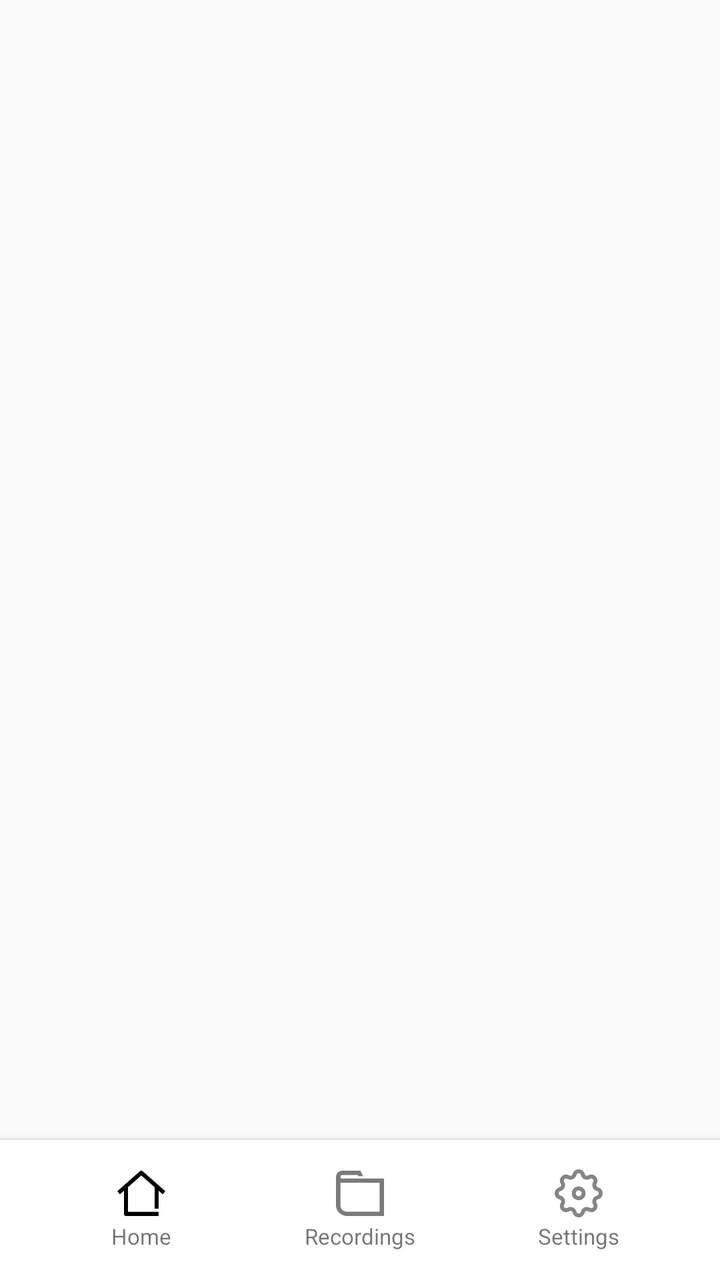
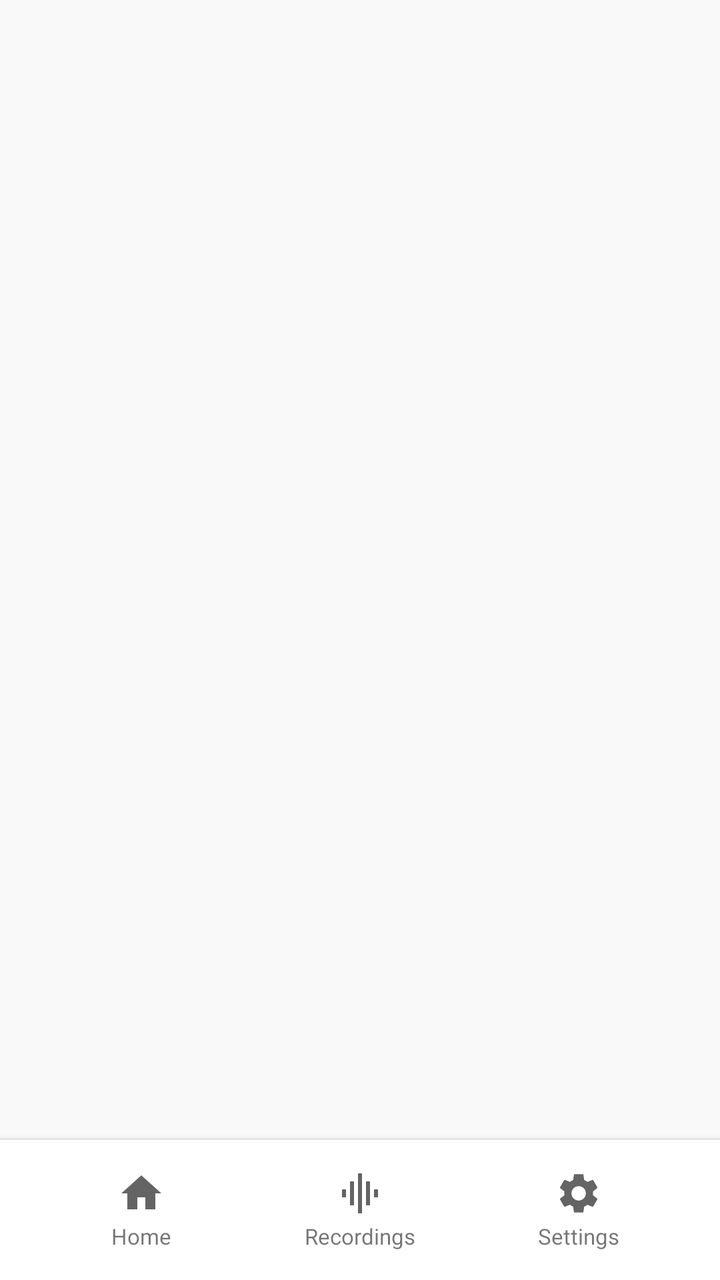

Screens rendered from an Android XML layout before and after an edit, with the pre-edit source and the edit as a unified diff.
<!-- AndroidManifest.xml: application theme Theme.PlaudBridge -->
<!-- res/layout/activity_main.xml -->
<?xml version="1.0" encoding="utf-8"?>
<androidx.coordinatorlayout.widget.CoordinatorLayout xmlns:android="http://schemas.android.com/apk/res/android"
    xmlns:app="http://schemas.android.com/apk/res-auto"
    android:id="@+id/mainRoot"
    android:layout_width="match_parent"
    android:layout_height="match_parent"
    android:background="@color/bg_primary">

    <LinearLayout
        android:layout_width="match_parent"
        android:layout_height="match_parent"
        android:orientation="vertical">

        
        <FrameLayout
            android:id="@+id/fragmentContainer"
            android:layout_width="match_parent"
            android:layout_height="0dp"
            android:layout_weight="1" />

        <View
            android:layout_width="match_parent"
            android:layout_height="1dp"
            android:background="@color/separator" />

        
        <LinearLayout
            android:id="@+id/tabBar"
            android:layout_width="match_parent"
            android:layout_height="wrap_content"
            android:background="@color/white"
            android:baselineAligned="false"
            android:elevation="8dp"
            android:gravity="center"
            android:orientation="horizontal"
            android:paddingStart="16dp"
            android:paddingTop="6dp"
            android:paddingEnd="16dp"
            android:paddingBottom="6dp">

            
            <LinearLayout
                android:id="@+id/tabHome"
                android:layout_width="0dp"
                android:layout_height="54dp"
                android:layout_margin="2dp"
                android:layout_weight="1"
                android:gravity="center"
                android:orientation="vertical">

                <ImageView
                    android:id="@+id/tabHomeIcon"
                    android:layout_width="24dp"
                    android:layout_height="24dp"
                    android:contentDescription="@null"
                    android:src="@drawable/ic_home" />

                <TextView
                    android:id="@+id/tabHomeLabel"
                    android:layout_width="wrap_content"
                    android:layout_height="wrap_content"
                    android:layout_marginTop="2dp"
                    android:fontFamily="sans-serif"
                    android:text="@string/home"
                    android:textSize="11sp" />
            </LinearLayout>

            
            <LinearLayout
                android:id="@+id/tabRecordings"
                android:layout_width="0dp"
                android:layout_height="54dp"
                android:layout_margin="2dp"
                android:layout_weight="1"
                android:gravity="center"
                android:orientation="vertical">

                <ImageView
                    android:id="@+id/tabRecordingsIcon"
                    android:layout_width="24dp"
                    android:layout_height="24dp"
                    android:contentDescription="@null"
                    android:src="@drawable/ic_files" />

                <TextView
                    android:id="@+id/tabRecordingsLabel"
                    android:layout_width="wrap_content"
                    android:layout_height="wrap_content"
                    android:layout_marginTop="2dp"
                    android:fontFamily="sans-serif"
                    android:text="@string/recordings"
                    android:textSize="11sp" />
            </LinearLayout>

            
            <LinearLayout
                android:id="@+id/tabSettings"
                android:layout_width="0dp"
                android:layout_height="54dp"
                android:layout_margin="2dp"
                android:layout_weight="1"
                android:gravity="center"
                android:orientation="vertical">

                <ImageView
                    android:id="@+id/tabSettingsIcon"
                    android:layout_width="24dp"
                    android:layout_height="24dp"
                    android:contentDescription="@null"
                    android:src="@drawable/ic_settings" />

                <TextView
                    android:id="@+id/tabSettingsLabel"
                    android:layout_width="wrap_content"
                    android:layout_height="wrap_content"
                    android:layout_marginTop="2dp"
                    android:fontFamily="sans-serif"
                    android:text="@string/settings"
                    android:textSize="11sp" />
            </LinearLayout>
        </LinearLayout>
    </LinearLayout>

</androidx.coordinatorlayout.widget.CoordinatorLayout>
<!-- resources referenced by this layout -->
<resources>
  <color name="bg_primary">#F9F9F9</color>
  <color name="separator">#EBEBEB</color>
  <color name="white">#FFFFFF</color>
  <!-- drawable ic_files (drawable) -->
  <?xml version="1.0" encoding="utf-8"?>
  <vector xmlns:android="http://schemas.android.com/apk/res/android"
      android:width="17dp"
      android:height="16dp"
      android:viewportWidth="16.543"
      android:viewportHeight="15.8994">
      <path
          android:pathData="M8.59082,0.396484L9.39453,1.89648H7.69238L7.48047,1.5H2.11719C1.77645,1.50041 1.5,1.77733 1.5,2.11816C1.50031,2.45217 1.76617,2.72267 2.09766,2.7334H16.543V15.8994H3.75C1.67915,15.8992 9.34528e-05,14.2203 0,12.1494V2.15723H0.00195312C0.00171407,2.14422 3.57763e-06,2.13122 0,2.11816C0,0.948907 0.948026,0.000406682 2.11719,0H8.37891L8.59082,0.396484ZM1.5,12.1494C1.50009,13.3919 2.50758,14.3992 3.75,14.3994H15.043V4.2334H7.92969V4.23535H2.11719C2.10413,4.23535 2.09113,4.23364 2.07812,4.2334H2.07617C2.01791,4.23339 1.96033,4.22968 1.90332,4.22461C1.90071,4.22435 1.89812,4.22391 1.89551,4.22363C1.75967,4.21102 1.62715,4.18609 1.5,4.14941V12.1494Z"
          android:fillColor="#7A7A7A" />
  </vector>
  <!-- drawable ic_home (drawable) -->
  <?xml version="1.0" encoding="utf-8"?>
  <vector xmlns:android="http://schemas.android.com/apk/res/android"
      android:width="18dp"
      android:height="17dp"
      android:viewportWidth="17.9746"
      android:viewportHeight="16.5001">
      <path
          android:pathData="M8.47363,0.180716C8.75374,-0.0594824 9.16727,-0.0603397 9.44824,0.178763L17.9746,7.44536L17.002,8.58697L15.4658,7.2774V13.8399H13.9658V5.99908L8.96289,1.73638L3.99414,5.9981V15.0001H15.4375V16.5001H3.24414C2.82993,16.5001 2.49414,16.1643 2.49414,15.7501V7.28423L0.976562,8.58599L0,7.44732L8.47363,0.180716Z"
          android:fillColor="#000000" />
  </vector>
  <!-- drawable ic_settings: vector/xml drawable (drawable, 2565 chars, omitted) -->
  <style name="Theme.PlaudBridge" parent="Theme.MaterialComponents.Light.NoActionBar">
          <item name="colorPrimary">#1F1F1F</item>
          <item name="colorPrimaryVariant">#1F1F1F</item>
          <item name="colorOnPrimary">#FFFFFF</item>
          <item name="colorSecondary">#6CAE85</item>
          <item name="colorOnSecondary">#FFFFFF</item>
          <item name="android:windowBackground">@color/bg_primary</item>
          <item name="android:statusBarColor">@color/bg_primary</item>
          <item name="android:windowLightStatusBar">true</item>
          <item name="windowActionBar">false</item>
          <item name="windowNoTitle">true</item>
      </style>
  <!-- unchanged entries left out for length: 3 -->
</resources>

<!-- the commit's change to res/layout/activity_main.xml (unified diff, before → after) -->
@@ -4,7 +4,7 @@
     android:id="@+id/mainRoot"
     android:layout_width="match_parent"
     android:layout_height="match_parent"
-    android:background="@color/bg_primary">
+    android:background="?android:attr/colorBackground">
 
     <LinearLayout
         android:layout_width="match_parent"
@@ -21,14 +21,14 @@
         <View
             android:layout_width="match_parent"
             android:layout_height="1dp"
-            android:background="@color/separator" />
+            android:background="?attr/pbColorDivider" />
 
         
         <LinearLayout
             android:id="@+id/tabBar"
             android:layout_width="match_parent"
             android:layout_height="wrap_content"
-            android:background="@color/white"
+            android:background="?attr/colorSurface"
             android:baselineAligned="false"
             android:elevation="8dp"
             android:gravity="center"
@@ -80,7 +80,7 @@
                     android:layout_width="24dp"
                     android:layout_height="24dp"
                     android:contentDescription="@null"
-                    android:src="@drawable/ic_files" />
+                    android:src="@drawable/ic_recordings" />
 
                 <TextView
                     android:id="@+id/tabRecordingsLabel"
<!-- resource entries referenced after the edit -->
@@ -1,42 +1,155 @@
 <!-- resources referenced by this layout -->
 <resources>
-  <color name="bg_primary">#F9F9F9</color>
-  <color name="separator">#EBEBEB</color>
-  <color name="white">#FFFFFF</color>
-  <!-- drawable ic_files (drawable) -->
-  <?xml version="1.0" encoding="utf-8"?>
-  <vector xmlns:android="http://schemas.android.com/apk/res/android"
-      android:width="17dp"
-      android:height="16dp"
-      android:viewportWidth="16.543"
-      android:viewportHeight="15.8994">
-      <path
-          android:pathData="M8.59082,0.396484L9.39453,1.89648H7.69238L7.48047,1.5H2.11719C1.77645,1.50041 1.5,1.77733 1.5,2.11816C1.50031,2.45217 1.76617,2.72267 2.09766,2.7334H16.543V15.8994H3.75C1.67915,15.8992 9.34528e-05,14.2203 0,12.1494V2.15723H0.00195312C0.00171407,2.14422 3.57763e-06,2.13122 0,2.11816C0,0.948907 0.948026,0.000406682 2.11719,0H8.37891L8.59082,0.396484ZM1.5,12.1494C1.50009,13.3919 2.50758,14.3992 3.75,14.3994H15.043V4.2334H7.92969V4.23535H2.11719C2.10413,4.23535 2.09113,4.23364 2.07812,4.2334H2.07617C2.01791,4.23339 1.96033,4.22968 1.90332,4.22461C1.90071,4.22435 1.89812,4.22391 1.89551,4.22363C1.75967,4.21102 1.62715,4.18609 1.5,4.14941V12.1494Z"
-          android:fillColor="#7A7A7A" />
-  </vector>
   <!-- drawable ic_home (drawable) -->
   <?xml version="1.0" encoding="utf-8"?>
   <vector xmlns:android="http://schemas.android.com/apk/res/android"
-      android:width="18dp"
-      android:height="17dp"
-      android:viewportWidth="17.9746"
-      android:viewportHeight="16.5001">
+      android:width="24dp"
+      android:height="24dp"
+      android:viewportWidth="24"
+      android:viewportHeight="24"
+      android:tint="?attr/colorControlNormal">
       <path
-          android:pathData="M8.47363,0.180716C8.75374,-0.0594824 9.16727,-0.0603397 9.44824,0.178763L17.9746,7.44536L17.002,8.58697L15.4658,7.2774V13.8399H13.9658V5.99908L8.96289,1.73638L3.99414,5.9981V15.0001H15.4375V16.5001H3.24414C2.82993,16.5001 2.49414,16.1643 2.49414,15.7501V7.28423L0.976562,8.58599L0,7.44732L8.47363,0.180716Z"
-          android:fillColor="#000000" />
+          android:fillColor="@android:color/white"
+          android:pathData="M10,20v-6h4v6h5v-8h3L12,3 2,12h3v8z" />
   </vector>
-  <!-- drawable ic_settings: vector/xml drawable (drawable, 2565 chars, omitted) -->
-  <style name="Theme.PlaudBridge" parent="Theme.MaterialComponents.Light.NoActionBar">
-          <item name="colorPrimary">#1F1F1F</item>
-          <item name="colorPrimaryVariant">#1F1F1F</item>
-          <item name="colorOnPrimary">#FFFFFF</item>
-          <item name="colorSecondary">#6CAE85</item>
-          <item name="colorOnSecondary">#FFFFFF</item>
-          <item name="android:windowBackground">@color/bg_primary</item>
-          <item name="android:statusBarColor">@color/bg_primary</item>
-          <item name="android:windowLightStatusBar">true</item>
+  <!-- drawable ic_recordings (drawable) -->
+  <?xml version="1.0" encoding="utf-8"?>
+  <vector xmlns:android="http://schemas.android.com/apk/res/android"
+      android:width="24dp"
+      android:height="24dp"
+      android:viewportWidth="24"
+      android:viewportHeight="24"
+      android:tint="?attr/colorControlNormal">
+      <path
+          android:fillColor="@android:color/white"
+          android:pathData="M7,18h2V6H7v12zm4,4h2V2h-2v20zm-8,-8h2v-4H3v4zm12,4h2V6h-2v12zm4,-8v4h2v-4h-2z" />
+  </vector>
+  <!-- drawable ic_settings (drawable) -->
+  <?xml version="1.0" encoding="utf-8"?>
+  <vector xmlns:android="http://schemas.android.com/apk/res/android"
+      android:width="24dp"
+      android:height="24dp"
+      android:viewportWidth="24"
+      android:viewportHeight="24"
+      android:tint="?attr/colorControlNormal">
+      <path
+          android:fillColor="@android:color/white"
+          android:pathData="M19.14,12.94c0.04,-0.3 0.06,-0.61 0.06,-0.94c0,-0.32 -0.02,-0.64 -0.07,-0.94l2.03,-1.58c0.18,-0.14 0.23,-0.41 0.12,-0.61l-1.92,-3.32c-0.12,-0.22 -0.37,-0.29 -0.59,-0.22l-2.39,0.96c-0.5,-0.38 -1.03,-0.7 -1.62,-0.94L14.4,2.81c-0.04,-0.24 -0.24,-0.41 -0.48,-0.41h-3.84c-0.24,0 -0.43,0.17 -0.47,0.41L9.25,5.35C8.66,5.59 8.12,5.92 7.63,6.29L5.24,5.33c-0.22,-0.08 -0.47,0 -0.59,0.22L2.74,8.87C2.62,9.08 2.66,9.34 2.86,9.48l2.03,1.58C4.84,11.36 4.8,11.69 4.8,12s0.02,0.64 0.07,0.94l-2.03,1.58c-0.18,0.14 -0.23,0.41 -0.12,0.61l1.92,3.32c0.12,0.22 0.37,0.29 0.59,0.22l2.39,-0.96c0.5,0.38 1.03,0.7 1.62,0.94l0.36,2.54c0.05,0.24 0.24,0.41 0.48,0.41h3.84c0.24,0 0.44,-0.17 0.47,-0.41l0.36,-2.54c0.59,-0.24 1.13,-0.56 1.62,-0.94l2.39,0.96c0.22,0.08 0.47,0 0.59,-0.22l1.92,-3.32c0.12,-0.22 0.07,-0.47 -0.12,-0.61L19.14,12.94zM12,15.6c-1.98,0 -3.6,-1.62 -3.6,-3.6s1.62,-3.6 3.6,-3.6s3.6,1.62 3.6,3.6S13.98,15.6 12,15.6z" />
+  </vector>
+  <style name="Theme.PlaudBridge" parent="Base.Theme.PlaudBridge" />
+  <style name="Base.Theme.PlaudBridge" parent="Theme.MaterialComponents.DayNight.NoActionBar">
+          <item name="colorPrimary">@color/pb_primary</item>
+          <item name="colorPrimaryVariant">@color/pb_primary</item>
+          <item name="colorOnPrimary">@color/pb_on_primary</item>
+          
+          <item name="colorSecondary">@color/pb_primary</item>
+          <item name="colorSecondaryVariant">@color/pb_primary</item>
+          <item name="colorOnSecondary">@color/pb_on_primary</item>
+          <item name="colorSurface">@color/pb_surface</item>
+          <item name="colorOnSurface">@color/pb_on_surface</item>
+          <item name="colorSurfaceVariant">@color/pb_surface_variant</item>
+          <item name="colorOnSurfaceVariant">@color/pb_on_surface_variant</item>
+          <item name="colorOutline">@color/pb_outline</item>
+          <item name="colorError">@color/pb_error</item>
+          <item name="colorOnError">@color/pb_on_primary</item>
+          <item name="android:colorBackground">@color/pb_background</item>
+          <item name="colorOnBackground">@color/pb_on_surface</item>
+          <item name="colorControlNormal">@color/pb_on_surface_variant</item>
+          <item name="android:textColorPrimary">@color/pb_on_surface</item>
+          <item name="android:textColorSecondary">@color/pb_on_surface_variant</item>
+          <item name="android:textColorHint">@color/pb_on_surface_variant</item>
+          <item name="android:textColorLink">@color/pb_on_surface</item>
+  
+          <item name="pbColorTextBody">@color/pb_text_body</item>
+          <item name="pbColorDivider">@color/pb_divider</item>
+          <item name="pbColorSuccess">@color/pb_success</item>
+          <item name="pbColorWarning">@color/pb_warning</item>
+          <item name="pbColorHighlightAccent">@color/pb_warning</item>
+          <item name="pbColorHighlightFlash">@color/pb_highlight_flash</item>
+          <item name="pbColorSelectionTint">@color/pb_selection_tint</item>
+  
+          <item name="android:windowBackground">@color/pb_background</item>
+          <item name="android:statusBarColor">@color/pb_background</item>
+          <item name="android:windowLightStatusBar">@bool/pb_light_system_bars</item>
           <item name="windowActionBar">false</item>
           <item name="windowNoTitle">true</item>
+  
+          <item name="materialButtonStyle">@style/Widget.PlaudBridge.Button</item>
+          <item name="materialButtonOutlinedStyle">@style/Widget.PlaudBridge.Button.Outlined</item>
+          <item name="materialAlertDialogTheme">@style/ThemeOverlay.PlaudBridge.Dialog</item>
+          <item name="alertDialogTheme">@style/ThemeOverlay.PlaudBridge.Dialog</item>
+          <item name="bottomSheetDialogTheme">@style/ThemeOverlay.PlaudBridge.BottomSheet</item>
+      </style>
+  <color name="pb_primary">#1F1F1F</color>
+  <color name="pb_on_primary">#FFFFFF</color>
+  <color name="pb_surface">#FFFFFF</color>
+  <color name="pb_on_surface">#1F1F1F</color>
+  <color name="pb_surface_variant">#EFEFEF</color>
+  <color name="pb_on_surface_variant">#646464</color>
+  <color name="pb_outline">#C6C6C6</color>
+  <color name="pb_error">#C93B2F</color>
+  <color name="pb_background">#F9F9F9</color>
+  <color name="pb_text_body">#3D3D3D</color>
+  <color name="pb_divider">#EBEBEB</color>
+  <color name="pb_success">#357A50</color>
+  <color name="pb_warning">#9E5C00</color>
+  <color name="pb_highlight_flash">#33FF9500</color>
+  <color name="pb_selection_tint">#1F3D3D3D</color>
+  <style name="Widget.PlaudBridge.Button" parent="Widget.MaterialComponents.Button.UnelevatedButton">
+          <item name="android:textAllCaps">false</item>
+          <item name="android:fontFamily">sans-serif-medium</item>
+          <item name="android:textSize">14sp</item>
+          <item name="android:letterSpacing">0</item>
+          <item name="android:insetTop">0dp</item>
+          <item name="android:insetBottom">0dp</item>
+          <item name="android:minWidth">0dp</item>
+          <item name="android:minHeight">36dp</item>
+          <item name="android:paddingStart">16dp</item>
+          <item name="android:paddingEnd">16dp</item>
+          <item name="android:textColor">@color/pb_button_filled_text</item>
+          <item name="backgroundTint">@color/pb_button_filled_bg</item>
+          <item name="rippleColor">@color/pb_button_filled_ripple</item>
+          <item name="cornerRadius">12dp</item>
+          <item name="iconTint">@color/pb_button_filled_text</item>
+      </style>
+  <style name="Widget.PlaudBridge.Button.Outlined" parent="Widget.MaterialComponents.Button.OutlinedButton">
+          <item name="android:textAllCaps">false</item>
+          <item name="android:fontFamily">sans-serif-medium</item>
+          <item name="android:textSize">14sp</item>
+          <item name="android:letterSpacing">0</item>
+          <item name="android:insetTop">0dp</item>
+          <item name="android:insetBottom">0dp</item>
+          <item name="android:minWidth">0dp</item>
+          <item name="android:minHeight">36dp</item>
+          <item name="android:paddingStart">16dp</item>
+          <item name="android:paddingEnd">16dp</item>
+          <item name="android:textColor">@color/pb_button_outlined_text</item>
+          <item name="backgroundTint">?attr/colorSurface</item>
+          <item name="strokeColor">@color/pb_button_outlined_stroke</item>
+          <item name="strokeWidth">1dp</item>
+          <item name="rippleColor">@color/pb_button_outlined_ripple</item>
+          <item name="cornerRadius">12dp</item>
+          <item name="iconTint">@color/pb_button_outlined_text</item>
+      </style>
+  <style name="ThemeOverlay.PlaudBridge.Dialog" parent="ThemeOverlay.MaterialComponents.MaterialAlertDialog">
+          <item name="colorPrimary">@color/pb_primary</item>
+          <item name="colorOnSurface">@color/pb_on_surface</item>
+          <item name="android:textColorPrimary">@color/pb_on_surface</item>
+          <item name="android:textColorSecondary">@color/pb_text_body</item>
+          <item name="android:textColorAlertDialogListItem">@color/pb_on_surface</item>
+          <item name="shapeAppearanceOverlay">@style/ShapeAppearanceOverlay.PlaudBridge.Dialog</item>
+      </style>
+  <style name="ThemeOverlay.PlaudBridge.BottomSheet" parent="ThemeOverlay.MaterialComponents.BottomSheetDialog">
+          <item name="bottomSheetStyle">@style/Widget.PlaudBridge.BottomSheet</item>
+          <item name="android:navigationBarColor">@color/pb_surface</item>
+      </style>
+  <style name="ShapeAppearanceOverlay.PlaudBridge.Dialog" parent="">
+          <item name="cornerFamily">rounded</item>
+          <item name="cornerSize">16dp</item>
+      </style>
+  <style name="Widget.PlaudBridge.BottomSheet" parent="Widget.MaterialComponents.BottomSheet.Modal">
+          <item name="android:background">@android:color/transparent</item>
+          <item name="backgroundTint">@android:color/transparent</item>
       </style>
   <!-- unchanged entries left out for length: 3 -->
 </resources>
